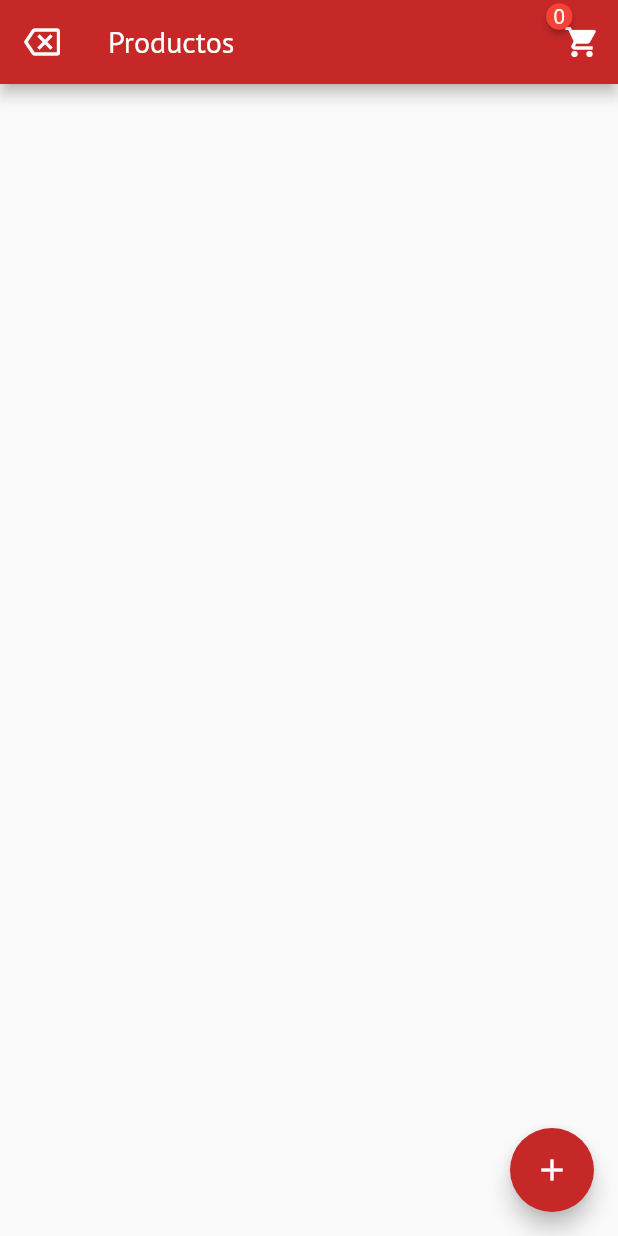
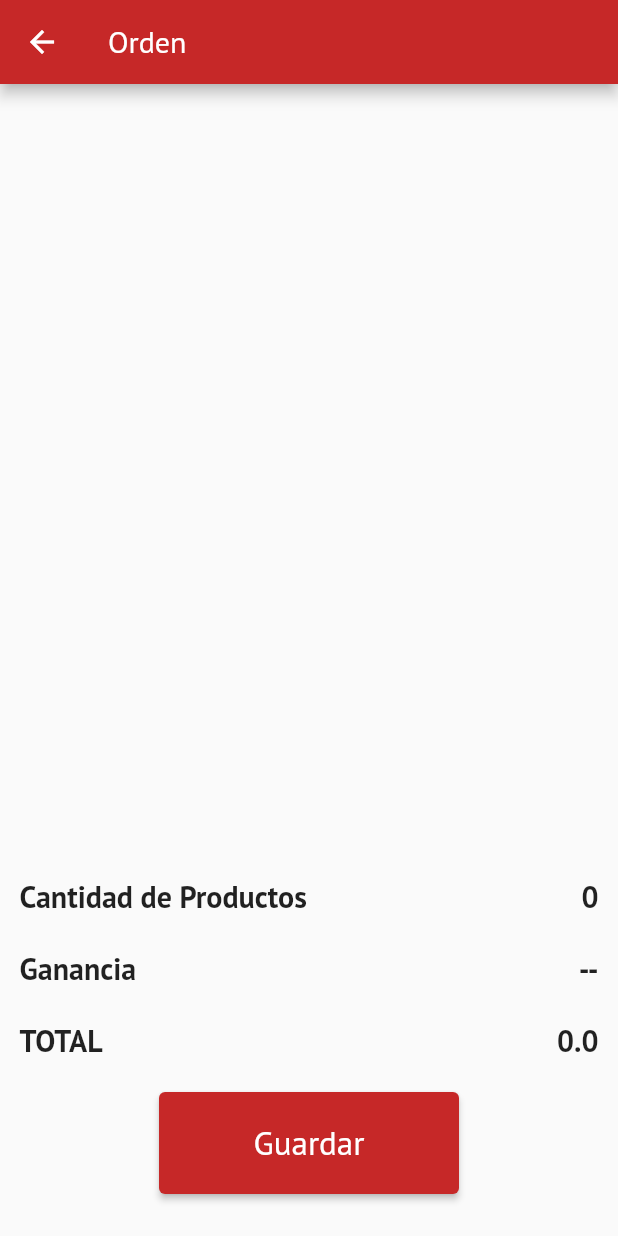
Before and after one commit to nsolorzano16/frutychamoy_flutter, a Flutter app: the ProductsScreen screen opened directly, after a tap on the "shopping cart" icon, on a phone screen of 412 x 824 dp. Run offline on Flutter 3.47's test engine with Material 2 defaults, Android fonts, the light colour scheme and no system bars; drawn by our look-alikes of badges; our stand-ins replace bloc, flutter_bloc, google_fonts, shared_preferences; accounts and stored records are empty; network calls fail.

Commit message:
review totals and calculate

```diff
--- /dev/null
+++ b/lib/models/cartModel.dart
@@ -0,0 +1,25 @@
+import 'dart:convert';
+
+import 'package:fruty_chamoy_flutter/models/productModel.dart';
+
+String cartModelToJson(CartModel data) => json.encode(data.toJson());
+
+class CartModel {
+  final ProductModel product;
+  final int quantityLimit;
+
+  CartModel(this.product, this.quantityLimit);
+
+  Map<String, dynamic> toJson() => {
+        "name": product.name,
+        "description": product.description,
+        "salePrice": product.salePrice,
+        "purchasePrice": product.purchasePrice,
+        "units": product.units,
+        "user": product.user,
+        "createdAt": product.createdAt.toIso8601String(),
+        "updatedAt": product.updatedAt.toIso8601String(),
+        "id": product.id,
+        "quantityLimit": quantityLimit
+      };
+}
--- /dev/null
+++ b/lib/ui/cart/cartScreen.dart
@@ -0,0 +1,189 @@
+import 'package:flutter/material.dart';
+import 'package:flutter_bloc/flutter_bloc.dart';
+import 'package:fruty_chamoy_flutter/ui/cart/cartCubit.dart';
+
+class CartScreen extends StatelessWidget {
+  @override
+  Widget build(BuildContext context) {
+    final _cartCubit = context.read<CartCubit>();
+    const _style = TextStyle(
+        fontSize: 16, fontWeight: FontWeight.bold, color: Colors.black);
+    return Scaffold(
+      appBar: AppBar(
+        title: Text('Orden'),
+      ),
+      body: BlocBuilder<CartCubit, CartState>(
+        builder: (context, state) {
+          return Column(
+            children: [
+              Expanded(
+                child: ListView.builder(
+                  physics: BouncingScrollPhysics(),
+                  itemCount: _cartCubit.items.length,
+                  itemBuilder: (BuildContext context, int index) {
+                    final item = _cartCubit.items[index];
+                    return Card(
+                      elevation: 3,
+                      margin: EdgeInsets.all(7),
+                      child: ListTile(
+                        title: Text(
+                          item.product.name.toUpperCase(),
+                          style: TextStyle(
+                            fontSize: 17,
+                            fontWeight: FontWeight.bold,
+                          ),
+                        ),
+                        subtitle: Table(
+                          children: [
+                            TableRow(
+                              children: [
+                                Text('Cantidad disponible:'),
+                                Text(
+                                  ' ${item.quantityLimit}',
+                                  style: _style,
+                                ),
+                              ],
+                            ),
+                            TableRow(
+                              children: [
+                                Text('Precio:'),
+                                Text(
+                                  ' ${item.product.salePrice}',
+                                  style: _style,
+                                ),
+                              ],
+                            )
+                          ],
+                        ),
+                        trailing: Container(
+                          width: 180,
+                          child: Row(
+                            mainAxisSize: MainAxisSize.min,
+                            mainAxisAlignment: MainAxisAlignment.spaceAround,
+                            children: [
+                              CircleAvatar(
+                                backgroundColor: Theme.of(context).primaryColor,
+                                radius: 20,
+                                child: IconButton(
+                                  splashRadius: 30,
+                                  color: Colors.white,
+                                  icon: Icon(Icons.remove),
+                                  onPressed: () =>
+                                      _cartCubit.removeQuantityItemCart(index),
+                                ),
+                              ),
+                              Text(
+                                item.product.units.toString(),
+                                style: TextStyle(
+                                  fontSize: 18,
+                                  fontWeight: FontWeight.bold,
+                                ),
+                              ),
+                              CircleAvatar(
+                                backgroundColor: Theme.of(context).primaryColor,
+                                radius: 20,
+                                child: IconButton(
+                                  splashRadius: 30,
+                                  color: Colors.white,
+                                  icon: Icon(Icons.add),
+                                  onPressed: () =>
+                                      _cartCubit.addQuantityItemCart(index),
+                                ),
+                              ),
+                              IconButton(
+                                  splashRadius: 25,
+                                  icon: Icon(
+                                    Icons.delete,
+                                    color: Colors.red,
+                                  ),
+                                  onPressed: () =>
+                                      _cartCubit.removeItemFromCart(index))
+                            ],
+                          ),
+                        ),
+                      ),
+                    );
+                  },
+                ),
+              ),
+              Container(
+                  height: 250,
+                  child: Column(
+                    children: [
+                      _SummaryText(
+                        title: 'Cantidad de Productos',
+                        amount: '${_cartCubit.productsQty}',
+                      ),
+                      _SummaryText(
+                        title: 'Ganancia',
+                        amount: '--',
+                      ),
+                      _SummaryText(
+                        title: 'TOTAL',
+                        amount: '${_cartCubit.total}',
+                      ),
+                      Padding(
+                        padding: const EdgeInsets.only(top: 10),
+                        child: Container(
+                          width: 200,
+                          child: ElevatedButton(
+                            style: ButtonStyle(
+                              backgroundColor: MaterialStateProperty.all<Color>(
+                                  Theme.of(context).primaryColor),
+                              padding: MaterialStateProperty.all<EdgeInsets>(
+                                EdgeInsets.all(20),
+                              ),
+                            ),
+                            onPressed: () {},
+                            child: Text(
+                              'Guardar',
+                              style: TextStyle(fontSize: 22),
+                            ),
+                          ),
+                        ),
+                      ),
+                    ],
+                  ))
+            ],
+          );
+        },
+      ),
+    );
+  }
+}
+
+class _SummaryText extends StatelessWidget {
+  final String title;
+  final String amount;
+  const _SummaryText({
+    Key key,
+    @required this.title,
+    @required this.amount,
+  }) : super(key: key);
+
+  @override
+  Widget build(BuildContext context) {
+    return Padding(
+      padding: const EdgeInsets.symmetric(horizontal: 5, vertical: 3),
+      child: Row(
+        mainAxisAlignment: MainAxisAlignment.spaceBetween,
+        children: [
+          Padding(
+            padding: const EdgeInsets.all(8.0),
+            child: Text(
+              title,
+              style: TextStyle(fontSize: 20, fontWeight: FontWeight.bold),
+            ),
+          ),
+          Padding(
+            padding: const EdgeInsets.all(8.0),
+            child: Text(
+              amount,
+              style: TextStyle(fontSize: 20, fontWeight: FontWeight.bold),
+            ),
+          ),
+        ],
+      ),
+    );
+  }
+}
--- a/lib/ui/cart/cartState.dart
+++ b/lib/ui/cart/cartState.dart
@@ -4,13 +4,13 @@ part of 'cartCubit.dart';
 abstract class CartState {}
 
 class CartInitial extends CartState {
-  final List<ProductModel> itemsCart;
+  final List<CartModel> itemsCart;
 
   CartInitial(this.itemsCart);
 }
 
 class ProductsAddedCartState extends CartState {
-  final List<ProductModel> itemsCart;
+  final List<CartModel> itemsCart;
 
   ProductsAddedCartState(this.itemsCart);
 }
@@ -20,3 +20,5 @@ class ProductExistCartState extends CartState {
 
   ProductExistCartState(this.message);
 }
+
+class ItemQuantityUpdatedCartState extends CartState {}
--- a/lib/ui/products/productsScreen.dart
+++ b/lib/ui/products/productsScreen.dart
@@ -1,15 +1,16 @@
 import 'package:badges/badges.dart';
 import 'package:flutter/material.dart';
 import 'package:flutter_bloc/flutter_bloc.dart';
+import 'package:fruty_chamoy_flutter/models/cartModel.dart';
 import 'package:fruty_chamoy_flutter/models/productModel.dart';
 import 'package:fruty_chamoy_flutter/ui/cart/cartCubit.dart';
+import 'package:fruty_chamoy_flutter/ui/cart/cartScreen.dart';
 
 import 'package:fruty_chamoy_flutter/ui/products/addEditProductScreen.dart';
 import 'package:fruty_chamoy_flutter/ui/products/productsCubit.dart';
 import 'package:fruty_chamoy_flutter/utils/navigator.dart';
 import 'package:fruty_chamoy_flutter/utils/utils.dart';
 
-//TODO: revisr el snackbar que se loqueo
 class ProductsScreen extends StatelessWidget {
   @override
   Widget build(BuildContext context) {
@@ -43,35 +44,14 @@ class ProductsScreen extends StatelessWidget {
               builder: (context, state) {
                 switch (state.runtimeType) {
                   case ProductsAddedCartState:
-                    return Badge(
-                      position: BadgePosition.topStart(start: 0, top: -3),
-                      animationDuration: const Duration(milliseconds: 300),
-                      animationType: BadgeAnimationType.slide,
-                      badgeContent: Text(
-                        '${(state as ProductsAddedCartState).itemsCart.length}',
-                        style: TextStyle(color: Colors.white),
-                      ),
-                      child: IconButton(
-                        icon: Icon(Icons.shopping_cart),
-                        onPressed: () {
-                          //TODO: go to cart page
-                        },
-                      ),
+                    return _CartQuantityAppBar(
+                      itemsCart:
+                          (state as ProductsAddedCartState).itemsCart.length,
                     );
                     break;
                   default:
-                    return Badge(
-                      position: BadgePosition.topStart(start: 0, top: -3),
-                      animationDuration: const Duration(milliseconds: 300),
-                      animationType: BadgeAnimationType.slide,
-                      badgeContent: Text(
-                        '${_cartCubit.items.length}',
-                        style: TextStyle(color: Colors.white),
-                      ),
-                      child: IconButton(
-                        icon: Icon(Icons.shopping_cart),
-                        onPressed: () {},
-                      ),
+                    return _CartQuantityAppBar(
+                      itemsCart: _cartCubit.items.length,
                     );
                 }
               },
@@ -137,7 +117,8 @@ class ProductsScreen extends StatelessWidget {
                                       color: Colors.deepPurple[700],
                                     ),
                                     onPressed: () {
-                                      _cartCubit.addProductToCart(product);
+                                      _cartCubit.addProductToCart(
+                                          CartModel(product, product.units));
                                     },
                                   ),
                                 ],
@@ -168,7 +149,11 @@ class ProductsScreen extends StatelessWidget {
                                   ),
                                   Text(
                                     'Cantidad Disponible: ${product.units}',
-                                    style: TextStyle(fontSize: 16),
+                                    style: TextStyle(
+                                      fontSize: 16,
+                                      fontWeight: FontWeight.bold,
+                                      color: Colors.black,
+                                    ),
                                   ),
                                 ],
                               )),
@@ -206,3 +191,29 @@ class ProductsScreen extends StatelessWidget {
     );
   }
 }
+
+class _CartQuantityAppBar extends StatelessWidget {
+  final int itemsCart;
+
+  const _CartQuantityAppBar({
+    Key key,
+    @required this.itemsCart,
+  }) : super(key: key);
+
+  @override
+  Widget build(BuildContext context) {
+    return Badge(
+      position: BadgePosition.topStart(start: 0, top: -3),
+      animationDuration: const Duration(milliseconds: 300),
+      animationType: BadgeAnimationType.slide,
+      badgeContent: Text(
+        '$itemsCart',
+        style: TextStyle(color: Colors.white),
+      ),
+      child: IconButton(
+        icon: Icon(Icons.shopping_cart),
+        onPressed: () => pushToPage(context, CartScreen()),
+      ),
+    );
+  }
+}
```
Also changed, not shown: lib/models/orderModel.dart (added, +41 -0 lines), lib/ui/cart/cartCubit.dart (+63 -7 lines).
